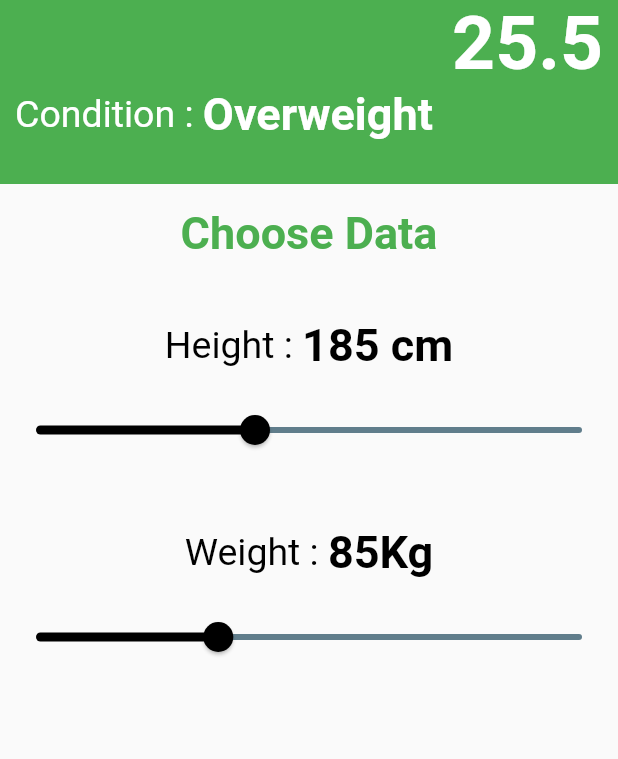
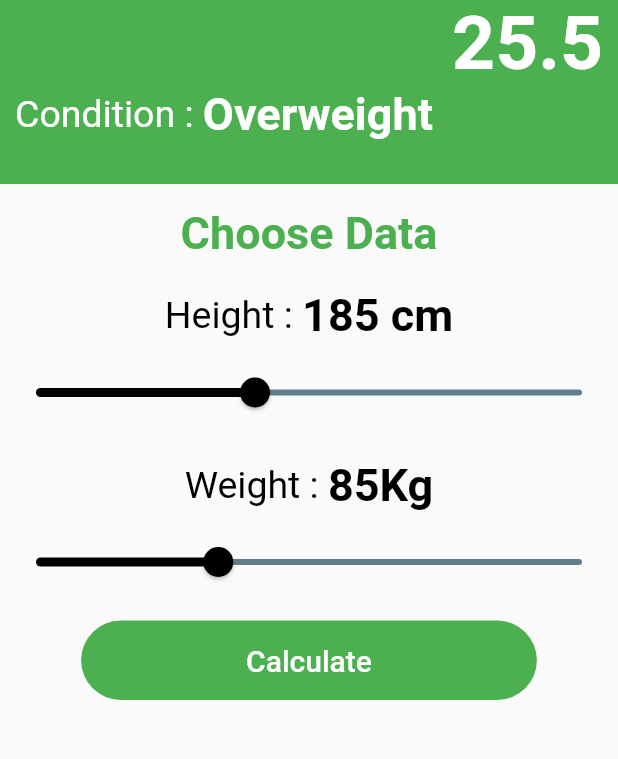
Before and after one commit to Musthafa-Ap/BMI-calculator, a Flutter app: the screen it shows after launch, on a phone screen of 412 x 824 dp, the part 206-965 px from its top. Run offline on Flutter 3.47's test engine with Material 2 defaults, Android fonts, the phone set to English and light mode, and no system bars.

Commit message:
calculate button is added

```diff
--- a/lib/Myapp.dart
+++ b/lib/Myapp.dart
@@ -46,7 +46,7 @@ class _MyappState extends State<Myapp> {
                 height: 380,
                 child: Column(children: [
                   Text("Choose Data",style: TextStyle(fontWeight: FontWeight.bold,fontSize: 30,color: Colors.green),),
-                  SizedBox(height: 40),
+                  SizedBox(height: 20),
                   Row(
                     mainAxisAlignment: MainAxisAlignment.center,
                     children: [
@@ -55,7 +55,7 @@ class _MyappState extends State<Myapp> {
                       Text("185 cm",style: TextStyle(fontSize: 30,color: Colors.black,fontWeight: FontWeight.bold),)
                     ],
                   ),
-                  SizedBox(height: 15,),
+                  SizedBox(height: 10,),
                   Slider(
                     value: _height,
                     min: 0,
@@ -70,7 +70,7 @@ class _MyappState extends State<Myapp> {
                     activeColor: Colors.black,
                     inactiveColor: Colors.blueGrey,
                   ),
-                  SizedBox(height: 40),
+                  SizedBox(height: 20),
                   Row(
                     mainAxisAlignment: MainAxisAlignment.center,
                     children: [
@@ -78,7 +78,7 @@ class _MyappState extends State<Myapp> {
                       Text("Weight : ",style: TextStyle(fontSize: 25,color: Colors.black),),
                       Text("85Kg",style: TextStyle(fontSize: 30,color: Colors.black,fontWeight: FontWeight.bold),)
                     ],
-                  ),SizedBox(height: 15,),
+                  ),SizedBox(height: 10,),
                   Slider(
                     value: _weight,
                     min: 0,
@@ -93,7 +93,17 @@ class _MyappState extends State<Myapp> {
                     activeColor: Colors.black,
                     inactiveColor: Colors.blueGrey,
                   ),
+SizedBox(height: 15,),
+FlatButton(
+  onPressed: (){
 
+  },
+  padding: EdgeInsets.symmetric(horizontal: 110,vertical: 15),
+  child: Text("Calculate",style: TextStyle(fontSize: 20),),
+  color: Colors.green,
+  shape: StadiumBorder(),
+  textColor: Colors.white,
+)
                 ],),
               ),
             ],
```
